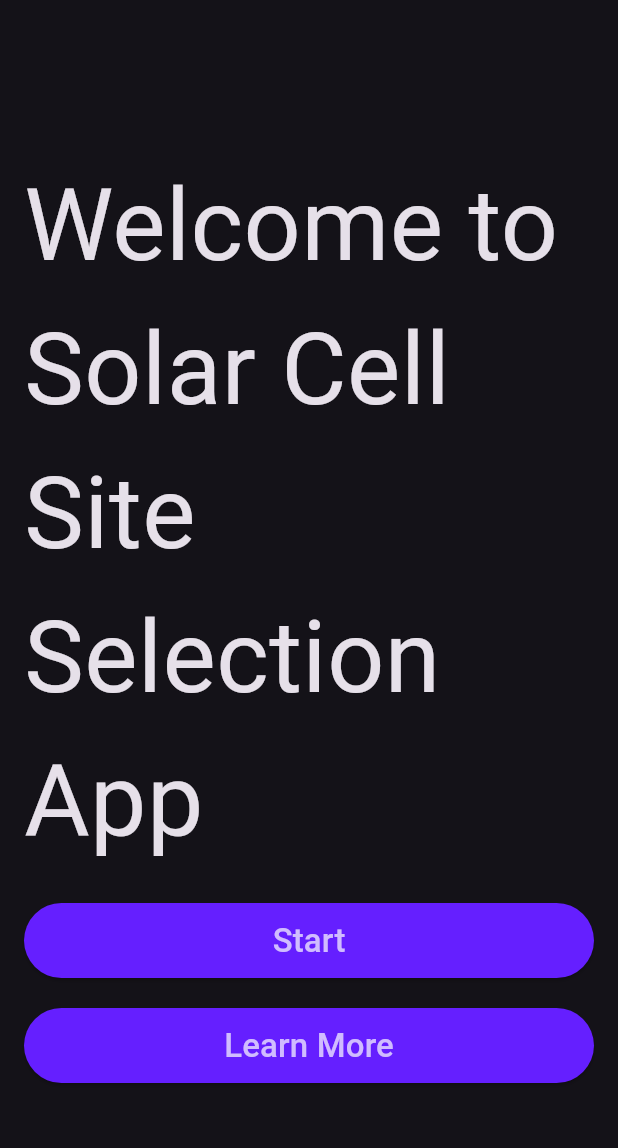
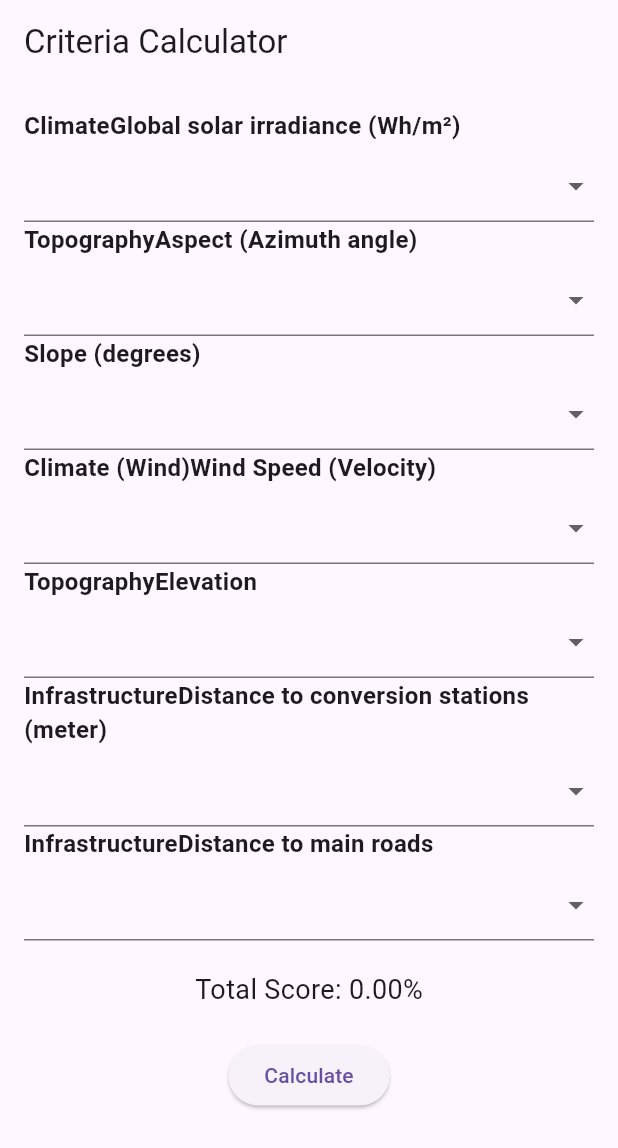
Before and after one commit to OmarEss3/Solar-Cell-Site-Selection, a Flutter app: the screen it shows after launch, on a phone screen of 412 x 824 dp. Shown: the top 1148 px of the screen. Run offline on Flutter 3.47's test engine with Material 3 defaults, Android fonts, the phone set to English and light mode, and no system bars.

Commit message:
change criteria and app icon

```diff
--- a/lib/lists.dart
+++ b/lib/lists.dart
@@ -12,3 +12,21 @@ List<String> airPressureOptions = ['High', 'Normal', 'Low', 'Very low'];
 List<String> airHumidityOptions = ['High', 'Normal', 'Low', 'Very low'];
 List<String> landSurfaceTemperatureOptions = ['So hot', 'Hot', 'Normal', 'Cool'];
 List<String> transmissionLineOptions = ['0–500 m', '500–1000 m', '1000–1500 m', '1500–2000 m', '2000 m >'];
+
+
+
+List<String> distanceToMainRoadsOptions = [
+  '0-1,000 m',
+  '1,001-2,000 m',
+  '2,001-5,000 m',
+  '5,001-10,000 m',
+  '10,001-58,798 m',
+];
+
+List<String> distanceToUrbanAreasOptions = [
+  '0-5,000 m',
+  '5,001-10,000 m',
+  '10,000-20,000 m',
+  '20,000-50,000 m',
+  '> 50,000 m',
+];
--- a/lib/main.dart
+++ b/lib/main.dart
@@ -1,24 +1,216 @@
 import 'package:flutter/material.dart';
-import 'package:solar_app/view.dart/LearnView.dart';
-import 'package:solar_app/view.dart/welcome_view.dart';
-import 'view.dart/calculation_view.dart';
-import 'widgets.dart/welcome_screen_button.dart';
 
 void main() {
-  runApp(const SolarApp());
+  runApp(MyApp());
 }
 
-class SolarApp extends StatelessWidget {
-  const SolarApp({Key? key}) : super(key: key);
+class MyApp extends StatelessWidget {
+  final criteria = [
+    Criterion(
+      "ClimateGlobal solar irradiance (Wh/m²)",
+      [
+        WeightedValue("< 4.20", 0.3),
+        WeightedValue("4.21+", 0.7),
+      ],
+      weight: 0.3,
+      rank: 1,
+    ),
+    Criterion(
+      "TopographyAspect (Azimuth angle)",
+      [
+        WeightedValue("0 (flat)", 0.2),
+        WeightedValue("10–22.5 (North)", 0.4),
+        WeightedValue("22.5–67.5 (Northeast)", 0.5),
+        WeightedValue("67.5–112.5 (East)", 0.6),
+        WeightedValue("112.5–157.5 (Southeast)", 0.3),
+        WeightedValue("157.5–202.5 (South)", 0.1),
+        WeightedValue("202.5–247.5 (Southwest)", 0.2),
+        WeightedValue("247.5–292.5 (West)", 0.7),
+        WeightedValue("292.5–337.5 (Northwest)", 0.5),
+        WeightedValue("337.5–360 (North)", 0.8),
+      ],
+      weight: 0.2,
+      rank: 2,
+    ),
+    Criterion(
+      "Slope (degrees)",
+      [
+        WeightedValue("0–5 degrees", 0.8),
+        WeightedValue(">= 5 degrees", 0.2),
+      ],
+      weight: 0.5,
+      rank: 3,
+    ),
+    Criterion(
+      "Climate (Wind)Wind Speed (Velocity)",
+      [
+        WeightedValue("4.5–5.6", 0.4),
+        WeightedValue("5.6–6.4", 0.6),
+        WeightedValue("6.7–7.0", 0.8),
+        WeightedValue("7.0–7.5", 1.0),
+      ],
+      weight: 0.7,
+      rank: 1,
+    ),
+    Criterion(
+      "TopographyElevation",
+      [
+        WeightedValue("< 200", 0.1),
+        WeightedValue("200–400", 0.3),
+        WeightedValue("400–500", 0.5),
+        WeightedValue("500–700", 0.7),
+        WeightedValue("4700–8745", 0.9),
+      ],
+      weight: 0.4,
+      rank: 2,
+    ),
+    Criterion(
+      "InfrastructureDistance to conversion stations (meter)",
+      [
+        WeightedValue("0–10,000", 0.9),
+        WeightedValue("10,001–20,000", 0.8),
+        WeightedValue("20,001–30,000", 0.7),
+        WeightedValue("30,001–40,000", 0.6),
+        WeightedValue("40,001–50,001", 0.5),
+        WeightedValue("50,001–100,001", 0.4),
+        WeightedValue("100,000–148,348", 0.3),
+      ],
+      weight: 0.3,
+      rank: 3,
+    ),
+    Criterion(
+      "InfrastructureDistance to main roads",
+      [
+        WeightedValue("0–1,000", 0.8),
+        WeightedValue("1,001–2,000", 0.7),
+        WeightedValue("2,001–5,000", 0.6),
+        WeightedValue("5,001–10,000", 0.5),
+        WeightedValue("10,001–20,000", 0.4),
+        WeightedValue("20,001–50,000", 0.3),
+        WeightedValue("50,001+", 0.2),
+      ],
+      weight: 0.3,
+      rank: 3,
+    ),
+  ];
 
   @override
   Widget build(BuildContext context) {
     return MaterialApp(
-      title: 'Solar Cell Site Selection',
+      title: 'Criteria Calculator',
       theme: ThemeData(
-        brightness: Brightness.dark,
+        primarySwatch: Colors.blue,
       ),
-      home: const WelcomePage(),
+      home: MyHomePage(criteria: criteria),
     );
   }
 }
+
+class Criterion {
+  final String name;
+  final double weight;
+  final List<WeightedValue> values;
+  final int rank;
+
+  Criterion(this.name, this.values, {required this.weight, required this.rank});
+}
+
+class WeightedValue {
+  final String value;
+  final double weight;
+
+  WeightedValue(this.value, this.weight);
+}
+
+class MyHomePage extends StatefulWidget {
+  final List<Criterion> criteria;
+
+  const MyHomePage({Key? key, required this.criteria}) : super(key: key);
+
+  @override
+  State<MyHomePage> createState() => _MyHomePageState();
+}
+
+class _MyHomePageState extends State<MyHomePage> {
+  final Map<String, String> _selectedValues = {};
+  double _totalScore = 0.0;
+
+  void onValueChanged(String criterionName, String value) {
+    setState(() {
+      _selectedValues[criterionName] = value;
+      _calculateScore();
+    });
+  }
+
+  void _calculateScore() {
+    _totalScore = 0.0;
+    for (var criterion in widget.criteria) {
+      final selectedValue = _selectedValues[criterion.name];
+      if (selectedValue != null) {
+        final weightedValue = criterion.values.firstWhere(
+          (wv) => wv.value == selectedValue,
+          orElse: () => throw Exception("Invalid value selected"),
+        );
+        _totalScore +=
+            criterion.weight * weightedValue.weight; // No weight factor here
+      }
+    }
+    setState(() {});
+  }
+
+  double getFactorWeight(int rank) {
+    return 1.0; // No weight factor applied
+  }
+
+  Widget buildCriterion(
+      Criterion criterion, Function(String, String) onValueChanged) {
+    return Column(
+      crossAxisAlignment: CrossAxisAlignment.start,
+      children: [
+        Text(
+          criterion.name,
+          style: const TextStyle(fontSize: 16.0, fontWeight: FontWeight.bold),
+        ),
+        const SizedBox(height: 5.0),
+        DropdownButtonFormField<String>(
+          value: _selectedValues[criterion.name],
+          items: criterion.values
+              .map((wv) => DropdownMenuItem(
+                    value: wv.value,
+                    child: Text(wv.value),
+                  ))
+              .toList(),
+          onChanged: (value) => onValueChanged(criterion.name, value!),
+        ),
+      ],
+    );
+  }
+
+  @override
+  Widget build(BuildContext context) {
+    return Scaffold(
+      appBar: AppBar(
+        title: const Text('Criteria Calculator'),
+      ),
+      body: SingleChildScrollView(
+        padding: const EdgeInsets.all(16.0),
+        child: Column(
+          children: [
+            for (var criterion in widget.criteria)
+              buildCriterion(criterion, onValueChanged),
+            const SizedBox(height: 20.0),
+            Text(
+              'Total Score: ${(_totalScore * 100).toStringAsFixed(2)}%',
+              style: const TextStyle(fontSize: 18.0),
+            ),
+            const SizedBox(height: 20.0),
+            ElevatedButton(
+              onPressed: _calculateScore,
+              child: const Text('Calculate'),
+            ),
+          ],
+        ),
+      ),
+    );
+  }
+}
--- a/lib/view.dart/calculation_view.dart
+++ b/lib/view.dart/calculation_view.dart
@@ -27,7 +27,6 @@ class _SolarCellSiteSelectionViewState
     return Scaffold(
       appBar: AppBar(
         title: const Text('Solar Cell Site Selection'),
-        backgroundColor: Colors.deepPurpleAccent[400],
       ),
       body: SingleChildScrollView(
         padding: const EdgeInsets.all(16.0),
--- a/lib/widgets.dart/calculate_button.dart
+++ b/lib/widgets.dart/calculate_button.dart
@@ -73,8 +73,9 @@ class CalculateButton extends StatelessWidget {
         );
       },
       style: ButtonStyle(
-        backgroundColor:
-            MaterialStateProperty.all<Color?>(Colors.deepPurpleAccent[400]),
+        backgroundColor: MaterialStateProperty.all<Color?>(
+          Colors.yellow[300],
+        ),
       ),
       child: const Text('Calculate'),
     );
--- a/lib/widgets.dart/welcome_screen_button.dart
+++ b/lib/widgets.dart/welcome_screen_button.dart
@@ -1,4 +1,3 @@
-
 import 'package:flutter/material.dart';
 
 class WelcomeScreenButton extends StatelessWidget {
@@ -14,8 +13,9 @@ class WelcomeScreenButton extends StatelessWidget {
     return ElevatedButton(
       onPressed: onPressed,
       style: ButtonStyle(
-        backgroundColor:
-            MaterialStateProperty.all<Color?>(Colors.deepPurpleAccent[400]),
+        backgroundColor: MaterialStateProperty.all<Color?>(
+          Colors.yellow[300],
+        ),
         minimumSize: MaterialStateProperty.all<Size>(
           const Size(double.infinity, 50), // Set the minimum width and height
         ),
```
Also changed, not shown: assets/icon.jpeg (added), 2 other files.
